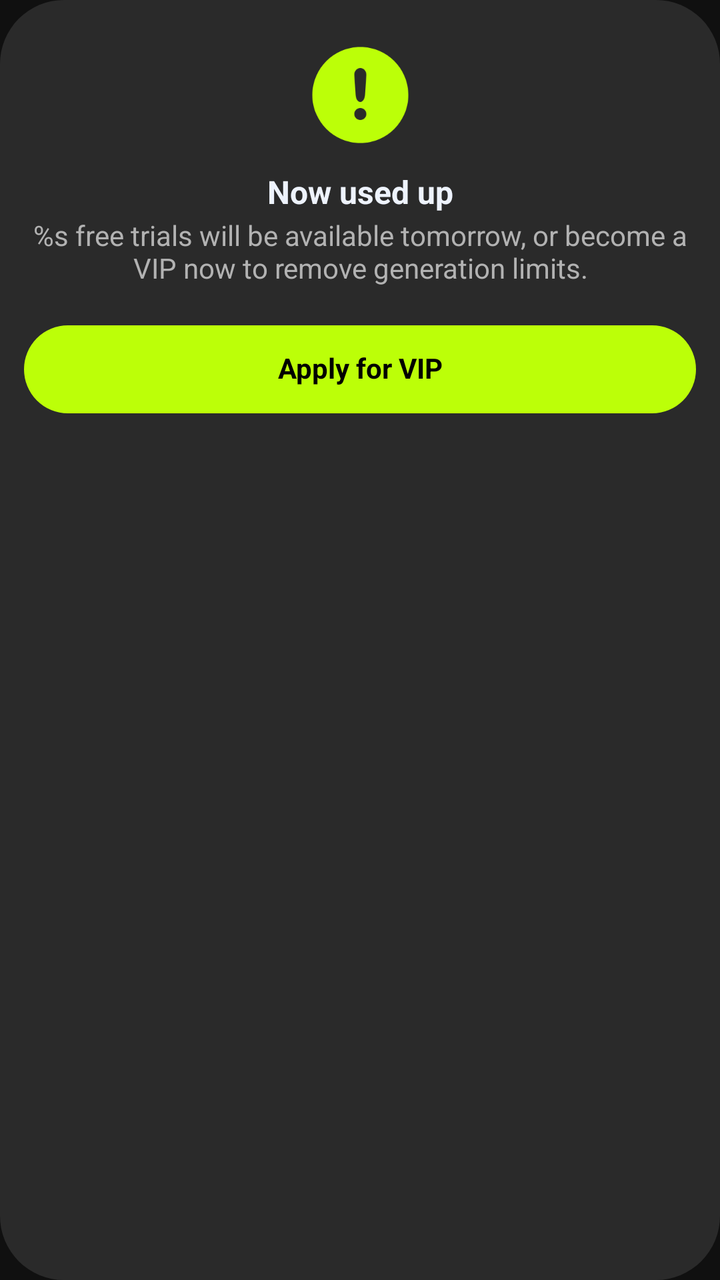
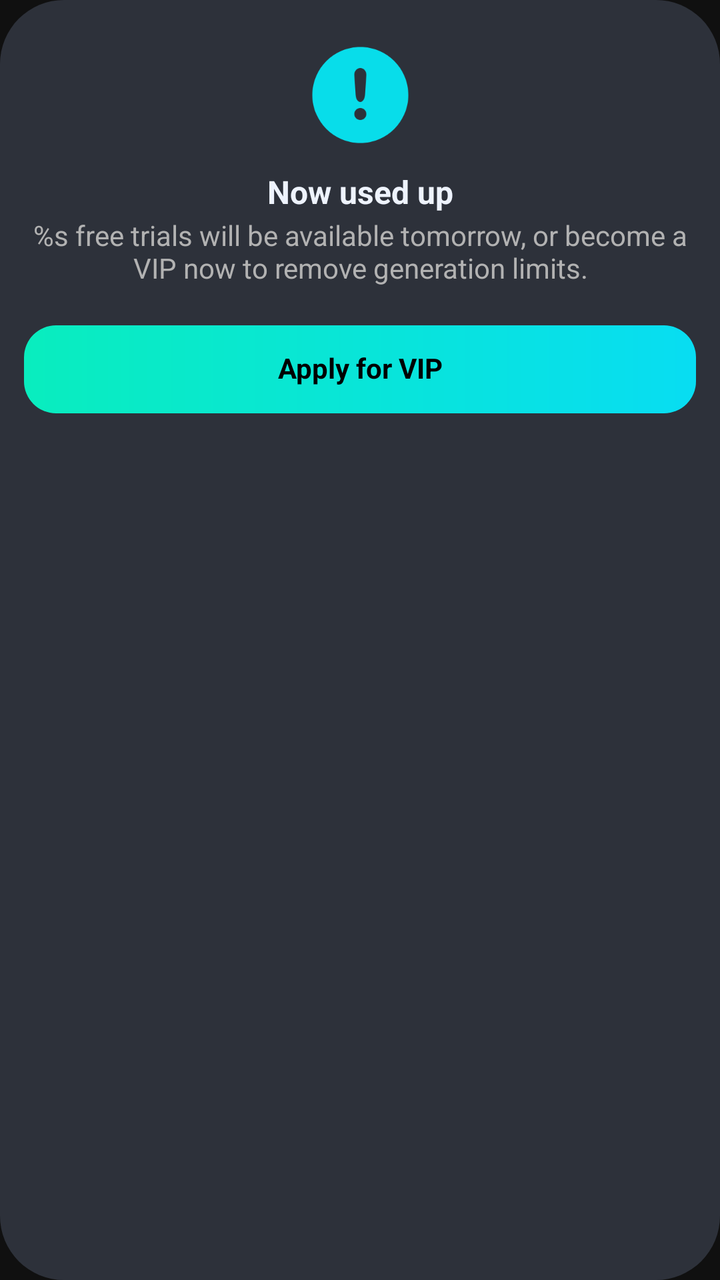

An Android layout rendered at two revisions. The XML below is the earlier revision; the diff shows what the commit changed to produce the second picture.
<!-- AndroidManifest.xml: application theme AppTheme.A -->
<!-- res/layout/dialog_aexperience.xml -->
<layout xmlns:android="http://schemas.android.com/apk/res/android"
    xmlns:app="http://schemas.android.com/apk/res-auto"
    xmlns:tools="http://schemas.android.com/tools">

    <data>

        <variable
            name="handler"
            type="com.a.dialog.AExperienceDialog" />

        <variable
            name="gvm"
            type="com.face.util.GVM" />
    </data>

    <androidx.constraintlayout.widget.ConstraintLayout
        android:layout_width="match_parent"
        android:layout_height="wrap_content"
        android:background="@drawable/a_bg_dialog"
        android:orientation="vertical"
        android:paddingBottom="20dp">

        <androidx.appcompat.widget.AppCompatImageView
            android:id="@+id/img"
            android:layout_width="wrap_content"
            android:layout_height="wrap_content"
            android:layout_marginTop="20dp"
            android:src="@mipmap/a_icon_generate"
            app:layout_constraintLeft_toLeftOf="parent"
            app:layout_constraintRight_toRightOf="parent"
            app:layout_constraintTop_toTopOf="parent" />


        <TextView
            android:id="@+id/title"
            android:layout_width="match_parent"
            android:layout_height="wrap_content"
            android:layout_marginHorizontal="24dp"
            android:layout_marginTop="12dp"
            android:gravity="center"
            android:text="@string/dialog_aexperience1"
            android:textAppearance="@style/font_16"
            android:textColor="#EEF3FD"
            android:textStyle="bold"
            app:layout_constraintEnd_toEndOf="parent"
            app:layout_constraintStart_toStartOf="parent"
            app:layout_constraintTop_toBottomOf="@+id/img" />


        <TextView
            android:id="@+id/content"
            android:layout_width="match_parent"
            android:layout_height="wrap_content"
            android:layout_marginHorizontal="16dp"
            android:layout_marginTop="4dp"
            android:gravity="center"
            android:text="@string/dialog_aexperience_txt1"
            android:textColor="#B2B2B2"
            android:textSize="14sp"
            app:layout_constraintTop_toBottomOf="@+id/title" />

        <LinearLayout
            bindSingleClick="@{()->handler.onConfirmClick()}"
            android:layout_width="match_parent"
            android:layout_height="44dp"
            android:layout_marginHorizontal="12dp"
            android:layout_marginTop="20dp"
            android:background="@drawable/a_btn_jb_r100"
            android:gravity="center"
            android:orientation="horizontal"
            app:layout_constraintEnd_toEndOf="parent"
            app:layout_constraintStart_toStartOf="parent"
            app:layout_constraintTop_toBottomOf="@+id/content">

            <TextView
                android:id="@+id/txtOk"
                android:layout_width="wrap_content"
                android:layout_height="wrap_content"
                android:layout_marginStart="1dp"
                android:gravity="center_vertical"
                android:text="Apply for VIP"
                android:textColor="#000000"
                android:textSize="14sp"
                android:textStyle="bold" />
        </LinearLayout>
    </androidx.constraintlayout.widget.ConstraintLayout>
</layout>
<!-- resources referenced by this layout -->
<resources>
  <!-- drawable a_bg_dialog (drawable) -->
  <?xml version="1.0" encoding="utf-8"?>
  <shape xmlns:android="http://schemas.android.com/apk/res/android">
      <corners
         android:radius="32dp" />
      <solid android:color="#2A2A2A" />
  </shape>
  <!-- drawable a_btn_jb_r100 (drawable) -->
  <?xml version="1.0" encoding="utf-8"?>
  <shape xmlns:android="http://schemas.android.com/apk/res/android">
      <corners android:radius="100dp" />
      <gradient
          android:angle="0"
          android:endColor="#BCFF08"
          android:startColor="#BCFF08" />
  </shape>
  <!-- mipmap a_icon_generate: png bitmap (mipmap-xxhdpi, 2983 bytes) -->
  <string name="dialog_aexperience1" translatable="false">Now used up</string>
  <string name="dialog_aexperience_txt1" translatable="false">%s free trials will be available tomorrow, or become a VIP now to remove generation limits.</string>
  <style name="font_16">
          <item name="android:textSize">16sp</item>
      </style>
  <style name="AppTheme.A" parent="Theme.AppCompat.DayNight.NoActionBar">
          <item name="android:windowDisablePreview">true</item>
          <item name="colorPrimary">@color/colorAmainBg</item>
          <item name="colorPrimaryDark">@color/colorAmainBg</item>
          <item name="android:colorBackground">@color/colorAmainBg</item>
          <item name="android:statusBarColor">#00000000</item>
          <item name="android:navigationBarColor">@color/colorAmainBg</item>
          <item name="android:windowLightStatusBar">false</item>
          <item name="android:windowLightNavigationBar" tools:targetApi="o_mr1">false</item>
          <item name="android:enforceStatusBarContrast" tools:targetApi="q">false</item>
          <item name="android:enforceNavigationBarContrast" tools:targetApi="q">false</item>
          <item name="android:includeFontPadding">false</item>
          <item name="android:textAllCaps">false</item>
      </style>
  <color name="colorAmainBg">#101010</color>
</resources>

<!-- the commit's change to res/layout/dialog_aexperience.xml (unified diff, before → after) -->
@@ -65,7 +65,7 @@
             android:layout_height="44dp"
             android:layout_marginHorizontal="12dp"
             android:layout_marginTop="20dp"
-            android:background="@drawable/a_btn_jb_r100"
+            android:background="@drawable/a_bg_primary_gradient_pill"
             android:gravity="center"
             android:orientation="horizontal"
             app:layout_constraintEnd_toEndOf="parent"
<!-- resource entries referenced after the edit -->
@@ -5,18 +5,18 @@
   <shape xmlns:android="http://schemas.android.com/apk/res/android">
       <corners
          android:radius="32dp" />
-      <solid android:color="#2A2A2A" />
+      <solid android:color="#2D313A" />
   </shape>
-  <!-- drawable a_btn_jb_r100 (drawable) -->
+  <!-- drawable a_bg_primary_gradient_pill (drawable) -->
   <?xml version="1.0" encoding="utf-8"?>
   <shape xmlns:android="http://schemas.android.com/apk/res/android">
-      <corners android:radius="100dp" />
+      <corners android:radius="16dp" />
       <gradient
           android:angle="0"
-          android:endColor="#BCFF08"
-          android:startColor="#BCFF08" />
+          android:endColor="#08DDF2"
+          android:startColor="#09EDBE" />
   </shape>
-  <!-- mipmap a_icon_generate: png bitmap (mipmap-xxhdpi, 2983 bytes) -->
+  <!-- mipmap a_icon_generate: png bitmap (mipmap-xxhdpi, 3669 bytes) -->
   <string name="dialog_aexperience1" translatable="false">Now used up</string>
   <string name="dialog_aexperience_txt1" translatable="false">%s free trials will be available tomorrow, or become a VIP now to remove generation limits.</string>
   <style name="font_16">
